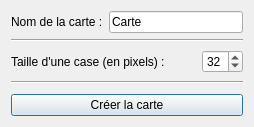
Nepta/nixjdr, file src/Canvas/MapCreationWidget.ui: the form before one commit.
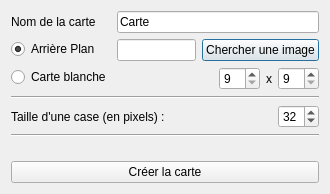
The form after the commit.

The edit to the form file:
```diff
--- a/src/Canvas/MapCreationWidget.ui
+++ b/src/Canvas/MapCreationWidget.ui
@@ -6,24 +6,29 @@
    <rect>
     <x>0</x>
     <y>0</y>
-    <width>254</width>
-    <height>127</height>
+    <width>330</width>
+    <height>194</height>
    </rect>
   </property>
   <property name="windowTitle">
    <string>Création d'une carte</string>
   </property>
+  <layout class="QHBoxLayout" name="horizontalLayout_4">
+   <item>
   <layout class="QVBoxLayout" name="verticalLayout">
    <item>
-    <layout class="QHBoxLayout" name="horizontalLayout">
-     <item>
+      <layout class="QFormLayout" name="formLayout">
+       <property name="fieldGrowthPolicy">
+        <enum>QFormLayout::AllNonFixedFieldsGrow</enum>
+       </property>
+       <item row="1" column="0">
       <widget class="QLabel" name="label">
        <property name="text">
-        <string>Nom de la carte :</string>
+          <string>Nom de la carte </string>
        </property>
       </widget>
      </item>
-     <item>
+       <item row="1" column="1">
       <widget class="QLineEdit" name="m_MapNameTextBox">
        <property name="text">
         <string>Carte</string>
@@ -33,6 +38,87 @@
        </property>
       </widget>
      </item>
+       <item row="2" column="1">
+        <layout class="QHBoxLayout" name="horizontalLayout_3">
+         <item>
+          <widget class="QLineEdit" name="m_ImageEdit"/>
+         </item>
+         <item>
+          <widget class="QPushButton" name="m_SearchButton">
+           <property name="text">
+            <string>Chercher une image</string>
+           </property>
+          </widget>
+         </item>
+        </layout>
+       </item>
+       <item row="2" column="0">
+        <widget class="QRadioButton" name="m_bgHasImage">
+         <property name="text">
+          <string>Arrière Plan</string>
+         </property>
+         <property name="checked">
+          <bool>true</bool>
+         </property>
+         <attribute name="buttonGroup">
+          <string notr="true">m_BgButtonGroup</string>
+         </attribute>
+        </widget>
+       </item>
+       <item row="3" column="0">
+        <widget class="QRadioButton" name="m_BgIsWhite">
+         <property name="text">
+          <string>Carte blanche</string>
+         </property>
+         <attribute name="buttonGroup">
+          <string notr="true">m_BgButtonGroup</string>
+         </attribute>
+        </widget>
+       </item>
+       <item row="3" column="1">
+        <layout class="QHBoxLayout" name="horizontalLayout">
+         <item>
+          <spacer name="horizontalSpacer_3">
+           <property name="orientation">
+            <enum>Qt::Horizontal</enum>
+           </property>
+           <property name="sizeHint" stdset="0">
+            <size>
+             <width>40</width>
+             <height>20</height>
+            </size>
+           </property>
+          </spacer>
+         </item>
+         <item>
+          <widget class="QSpinBox" name="m_BgWidth">
+           <property name="minimum">
+            <number>9</number>
+           </property>
+           <property name="value">
+            <number>9</number>
+           </property>
+          </widget>
+         </item>
+         <item>
+          <widget class="QLabel" name="label_3">
+           <property name="text">
+            <string>x</string>
+           </property>
+          </widget>
+         </item>
+         <item>
+          <widget class="QSpinBox" name="m_BgHeight">
+           <property name="minimum">
+            <number>9</number>
+           </property>
+           <property name="value">
+            <number>9</number>
+           </property>
+          </widget>
+         </item>
+        </layout>
+       </item>
     </layout>
    </item>
    <item>
@@ -114,6 +200,19 @@
      </layout>
     </widget>
    </item>
+     <item>
+      <spacer name="verticalSpacer">
+       <property name="orientation">
+        <enum>Qt::Vertical</enum>
+       </property>
+       <property name="sizeHint" stdset="0">
+        <size>
+         <width>20</width>
+         <height>40</height>
+        </size>
+       </property>
+      </spacer>
+     </item>
    <item>
     <widget class="QPushButton" name="m_MapCreationButton">
      <property name="text">
@@ -122,6 +221,8 @@
     </widget>
    </item>
   </layout>
+   </item>
+  </layout>
  </widget>
  <resources/>
  <connections/>
```
Left out of the diff: 3 changed lines with no effect on the pictures. Lines whose indentation alone changed are shown as unchanged.
